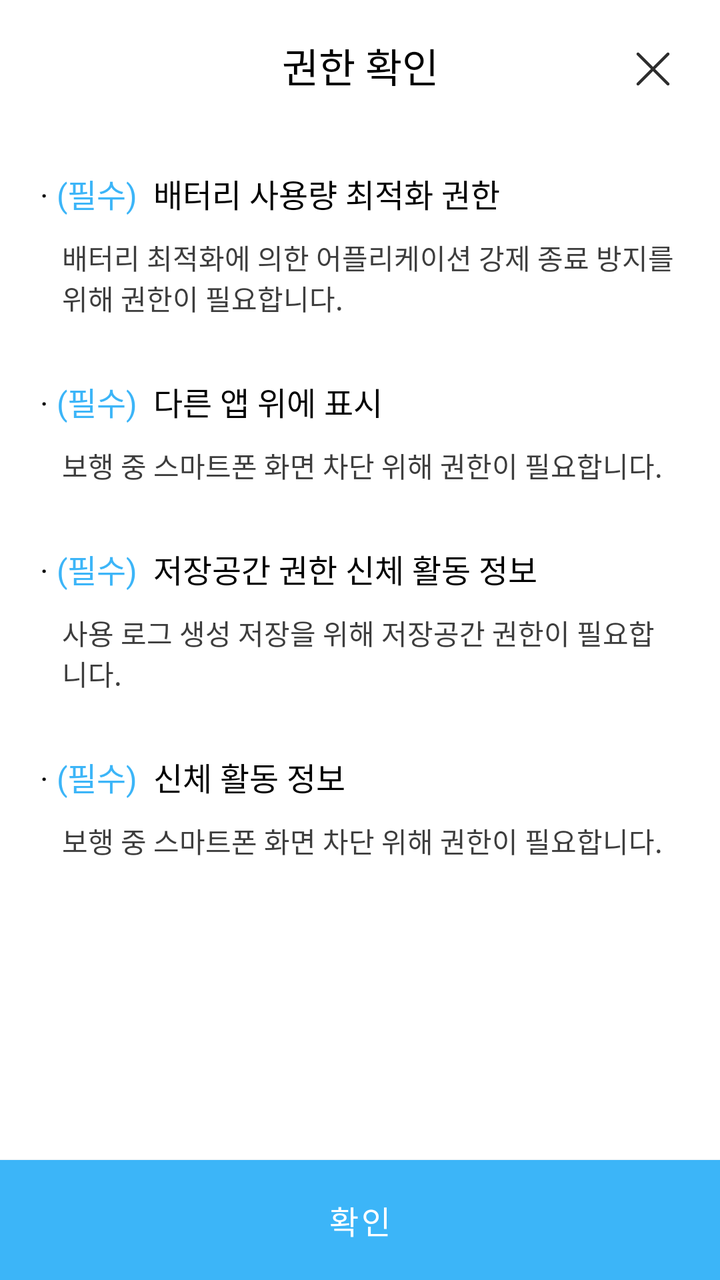
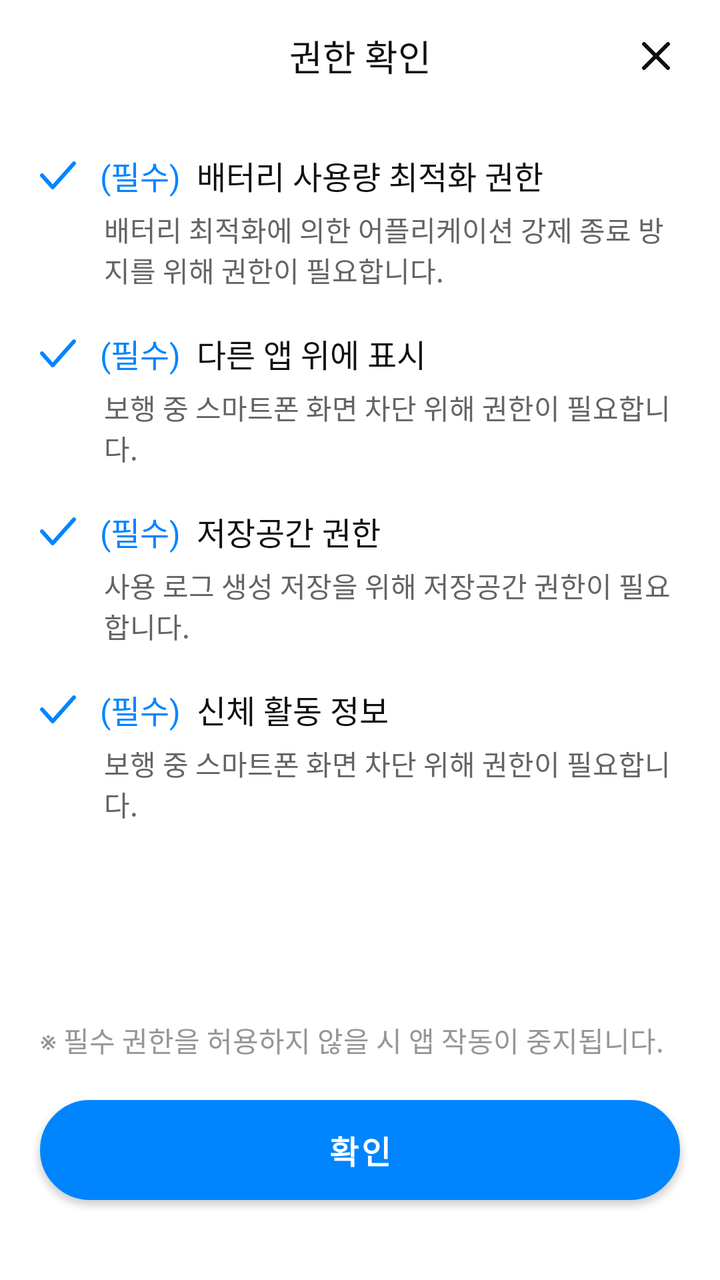

Before-and-after screenshots of an Android layout around one commit, followed by the original layout XML and the change that was made.
<!-- AndroidManifest.xml: application theme Theme.SmombieApp -->
<!-- res/layout/activity_permission.xml -->
<?xml version="1.0" encoding="utf-8"?>
<androidx.constraintlayout.widget.ConstraintLayout xmlns:android="http://schemas.android.com/apk/res/android"
    xmlns:app="http://schemas.android.com/apk/res-auto"
    android:layout_width="match_parent"
    android:layout_height="match_parent">

    <TextView
        android:id="@+id/permission_tv_title"
        style="@style/Font_20_000000"
        android:layout_width="match_parent"
        android:layout_height="@dimen/dimen_65dp"
        android:gravity="center"
        android:text="@string/permission_title"
        app:layout_constraintTop_toTopOf="parent" />

    <ImageView
        android:id="@+id/permission_btn_close"
        android:layout_width="wrap_content"
        android:layout_height="wrap_content"
        android:layout_marginTop="@dimen/dimen_16dp"
        android:layout_marginEnd="@dimen/dimen_16dp"
        android:src="@drawable/btn_top_close_black"
        app:layout_constraintEnd_toEndOf="parent"
        app:layout_constraintTop_toTopOf="parent" />


    <LinearLayout
        android:layout_width="match_parent"
        android:layout_height="0dp"
        android:orientation="vertical"
        android:padding="@dimen/dimen_20dp"
        app:layout_constraintBottom_toTopOf="@id/permission_btn_confirm"
        app:layout_constraintTop_toBottomOf="@id/permission_tv_title">

        <TextView
            style="@style/Font_16_000000"
            android:layout_width="wrap_content"
            android:layout_height="wrap_content"
            android:text="@string/permission_msg1" />

        <TextView
            style="@style/Font_14_3D3D3D"
            android:layout_width="wrap_content"
            android:layout_height="wrap_content"
            android:layout_marginStart="@dimen/dimen_11dp"
            android:layout_marginTop="@dimen/dimen_10dp"
            android:layout_marginBottom="@dimen/dimen_30dp"
            android:text="@string/permission_msg1_1" />

        <TextView
            style="@style/Font_16_000000"
            android:layout_width="wrap_content"
            android:layout_height="wrap_content"
            android:text="@string/permission_msg2" />

        <TextView
            style="@style/Font_14_3D3D3D"
            android:layout_width="wrap_content"
            android:layout_height="wrap_content"
            android:layout_marginStart="@dimen/dimen_11dp"
            android:layout_marginTop="@dimen/dimen_10dp"
            android:layout_marginBottom="@dimen/dimen_30dp"
            android:text="@string/permission_msg2_1" />

        <TextView
            style="@style/Font_16_000000"
            android:layout_width="wrap_content"
            android:layout_height="wrap_content"
            android:text="@string/permission_msg3" />

        <TextView
            style="@style/Font_14_3D3D3D"
            android:layout_width="wrap_content"
            android:layout_height="wrap_content"
            android:layout_marginStart="@dimen/dimen_11dp"
            android:layout_marginTop="@dimen/dimen_10dp"
            android:layout_marginBottom="@dimen/dimen_30dp"
            android:text="@string/permission_msg3_1" />

        <TextView
           android:id="@+id/msg4"
            style="@style/Font_16_000000"
            android:layout_width="wrap_content"
            android:layout_height="wrap_content"
            android:text="@string/permission_msg4" />

        <TextView
            android:id="@+id/msg41"
            style="@style/Font_14_3D3D3D"
            android:layout_width="wrap_content"
            android:layout_height="wrap_content"
            android:layout_marginStart="@dimen/dimen_11dp"
            android:layout_marginTop="@dimen/dimen_10dp"
            android:layout_marginBottom="@dimen/dimen_30dp"
            android:text="@string/permission_msg4_1" />

    </LinearLayout>

    <Button
        android:id="@+id/permission_btn_confirm"
        style="@style/Font_16_FFFFFF"
        android:layout_width="match_parent"
        android:layout_height="@dimen/dimen_60dp"
        android:background="@color/color_primary"
        android:foreground="?attr/selectableItemBackground"
        android:text="@string/btn_confirm"
        app:layout_constraintBottom_toBottomOf="parent" />

</androidx.constraintlayout.widget.ConstraintLayout>
<!-- resources referenced by this layout -->
<resources>
  <color name="color_primary">#3CB5F8</color>
  <dimen name="dimen_10dp">10dp</dimen>
  <dimen name="dimen_11dp">11dp</dimen>
  <dimen name="dimen_16dp">16dp</dimen>
  <dimen name="dimen_20dp">20dp</dimen>
  <dimen name="dimen_30dp">30dp</dimen>
  <dimen name="dimen_60dp">60dp</dimen>
  <dimen name="dimen_65dp">65dp</dimen>
  <!-- drawable btn_top_close_black: png bitmap (drawable-xxhdpi, 1012 bytes) -->
  <string name="btn_confirm">확인</string>
  <string name="permission_msg1">·  <font color="#3CB5F8">(필수) </font> 배터리 사용량 최적화 권한 </string>
  <string name="permission_msg2">·  <font color="#3CB5F8">(필수) </font> 다른 앱 위에 표시 </string>
  <string name="permission_msg3">·  <font color="#3CB5F8">(필수) </font> 저장공간 권한 신체 활동 정보 </string>
  <string name="permission_msg4">·  <font color="#3CB5F8">(필수) </font> 신체 활동 정보 </string>
  <style name="Font_14_3D3D3D">
          <item name="android:textColor">@color/color_3D3D3D</item>
          <item name="android:textSize">@dimen/dimen_14dp</item>
          <item name="android:includeFontPadding">false</item>
      </style>
  <style name="Font_16_000000">
          <item name="android:textColor">@color/color_000000</item>
          <item name="android:textSize">@dimen/dimen_16dp</item>
          <item name="android:includeFontPadding">false</item>
      </style>
  <style name="Font_16_FFFFFF">
          <item name="android:textColor">@color/color_FFFFFF</item>
          <item name="android:textSize">@dimen/dimen_16dp</item>
          <item name="android:includeFontPadding">false</item>
      </style>
  <style name="Font_20_000000">
          <item name="android:textColor">@color/color_000000</item>
          <item name="android:textSize">@dimen/dimen_20dp</item>
          <item name="android:includeFontPadding">false</item>
      </style>
  <style name="Theme.SmombieApp" parent="Theme.MaterialComponents.Light.NoActionBar">
          
          <item name="colorPrimary">@color/color_primary</item>
          <item name="colorPrimaryVariant">@color/purple_700</item>
          <item name="colorOnPrimary">@color/white</item>
          
          <item name="colorSecondary">@color/teal_200</item>
          <item name="colorSecondaryVariant">@color/teal_700</item>
          <item name="colorOnSecondary">@color/black</item>
          
          <item name="android:statusBarColor" tools:targetApi="l">@color/color_FFFFFF</item>
          <item name="android:windowLightStatusBar">true</item>
          
  
          
          <item name="android:windowBackground">@color/white</item>
      </style>
  <color name="color_3D3D3D">#3D3D3D</color>
  <dimen name="dimen_14dp">14dp</dimen>
  <color name="color_000000">#000000</color>
  <color name="color_FFFFFF">#FFFFFF</color>
  <color name="white">#FFFFFFFF</color>
  <color name="teal_200">#3CB5F8</color>
  <color name="black">#FF000000</color>
  <!-- unchanged entries left out for length: 7 -->
</resources>

<!-- the commit's change to res/layout/activity_permission.xml (unified diff, before → after) -->
@@ -6,9 +6,9 @@
 
     <TextView
         android:id="@+id/permission_tv_title"
-        style="@style/Font_20_000000"
+        style="@style/Font_18_primaryBlack"
         android:layout_width="match_parent"
-        android:layout_height="@dimen/dimen_65dp"
+        android:layout_height="@dimen/dimen_56dp"
         android:gravity="center"
         android:text="@string/permission_title"
         app:layout_constraintTop_toTopOf="parent" />
@@ -17,11 +17,11 @@
         android:id="@+id/permission_btn_close"
         android:layout_width="wrap_content"
         android:layout_height="wrap_content"
-        android:layout_marginTop="@dimen/dimen_16dp"
-        android:layout_marginEnd="@dimen/dimen_16dp"
-        android:src="@drawable/btn_top_close_black"
+        android:layout_marginEnd="@dimen/dimen_20dp"
+        android:src="@drawable/btn_close"
+        app:layout_constraintBottom_toBottomOf="@id/permission_tv_title"
         app:layout_constraintEnd_toEndOf="parent"
-        app:layout_constraintTop_toTopOf="parent" />
+        app:layout_constraintTop_toTopOf="@id/permission_tv_title" />
 
 
     <LinearLayout
@@ -32,77 +32,98 @@
         app:layout_constraintBottom_toTopOf="@id/permission_btn_confirm"
         app:layout_constraintTop_toBottomOf="@id/permission_tv_title">
 
+
         <TextView
-            style="@style/Font_16_000000"
+            style="@style/Font_16_primaryBlack"
             android:layout_width="wrap_content"
             android:layout_height="wrap_content"
+            android:drawableLeft="@drawable/icon_check"
+            android:drawablePadding="@dimen/dimen_12dp"
             android:text="@string/permission_msg1" />
 
         <TextView
-            style="@style/Font_14_3D3D3D"
+            style="@style/Font_14_mediumDark"
             android:layout_width="wrap_content"
             android:layout_height="wrap_content"
-            android:layout_marginStart="@dimen/dimen_11dp"
-            android:layout_marginTop="@dimen/dimen_10dp"
-            android:layout_marginBottom="@dimen/dimen_30dp"
+            android:layout_marginStart="@dimen/dimen_32dp"
+            android:layout_marginTop="@dimen/dimen_05dp"
+            android:layout_marginBottom="@dimen/dimen_20dp"
             android:text="@string/permission_msg1_1" />
 
         <TextView
-            style="@style/Font_16_000000"
+            style="@style/Font_16_primaryBlack"
             android:layout_width="wrap_content"
             android:layout_height="wrap_content"
+            android:drawableLeft="@drawable/icon_check"
+            android:drawablePadding="@dimen/dimen_12dp"
             android:text="@string/permission_msg2" />
 
         <TextView
-            style="@style/Font_14_3D3D3D"
+            style="@style/Font_14_mediumDark"
             android:layout_width="wrap_content"
             android:layout_height="wrap_content"
-            android:layout_marginStart="@dimen/dimen_11dp"
-            android:layout_marginTop="@dimen/dimen_10dp"
-            android:layout_marginBottom="@dimen/dimen_30dp"
+            android:layout_marginStart="@dimen/dimen_32dp"
+            android:layout_marginTop="@dimen/dimen_05dp"
+            android:layout_marginBottom="@dimen/dimen_20dp"
             android:text="@string/permission_msg2_1" />
 
         <TextView
-            style="@style/Font_16_000000"
+            style="@style/Font_16_primaryBlack"
             android:layout_width="wrap_content"
             android:layout_height="wrap_content"
+            android:drawableLeft="@drawable/icon_check"
+            android:drawablePadding="@dimen/dimen_12dp"
             android:text="@string/permission_msg3" />
 
         <TextView
-            style="@style/Font_14_3D3D3D"
+            style="@style/Font_14_mediumDark"
             android:layout_width="wrap_content"
             android:layout_height="wrap_content"
-            android:layout_marginStart="@dimen/dimen_11dp"
-            android:layout_marginTop="@dimen/dimen_10dp"
-            android:layout_marginBottom="@dimen/dimen_30dp"
+            android:layout_marginStart="@dimen/dimen_32dp"
+            android:layout_marginTop="@dimen/dimen_05dp"
+            android:layout_marginBottom="@dimen/dimen_20dp"
             android:text="@string/permission_msg3_1" />
 
         <TextView
-           android:id="@+id/msg4"
-            style="@style/Font_16_000000"
+            android:id="@+id/msg4"
+            style="@style/Font_16_primaryBlack"
             android:layout_width="wrap_content"
             android:layout_height="wrap_content"
+            android:drawableLeft="@drawable/icon_check"
+            android:drawablePadding="@dimen/dimen_12dp"
             android:text="@string/permission_msg4" />
 
         <TextView
             android:id="@+id/msg41"
-            style="@style/Font_14_3D3D3D"
+            style="@style/Font_14_mediumDark"
             android:layout_width="wrap_content"
             android:layout_height="wrap_content"
-            android:layout_marginStart="@dimen/dimen_11dp"
-            android:layout_marginTop="@dimen/dimen_10dp"
-            android:layout_marginBottom="@dimen/dimen_30dp"
+            android:layout_marginStart="@dimen/dimen_32dp"
+            android:layout_marginTop="@dimen/dimen_05dp"
+            android:layout_marginBottom="@dimen/dimen_20dp"
             android:text="@string/permission_msg4_1" />
+
+        <FrameLayout
+            android:layout_width="wrap_content"
+            android:layout_height="0dp"
+            android:layout_weight="1"/>
+        
+        <TextView
+            android:layout_width="wrap_content"
+            android:layout_height="wrap_content"
+            style="@style/Font_14_medium"
+            android:text="@string/permission_notic"/>
 
     </LinearLayout>
 
-    <Button
+    <com.google.android.material.button.MaterialButton
         android:id="@+id/permission_btn_confirm"
-        style="@style/Font_16_FFFFFF"
+        style="@style/btn_r50_primary_blue"
         android:layout_width="match_parent"
-        android:layout_height="@dimen/dimen_60dp"
-        android:background="@color/color_primary"
-        android:foreground="?attr/selectableItemBackground"
+        android:layout_height="@dimen/dimen_50dp"
+        android:layout_marginHorizontal="@dimen/dimen_20dp"
+        android:layout_marginBottom="@dimen/dimen_40dp"
+        android:background="@drawable/rectangle_r50_fill_primary_blue"
         android:text="@string/btn_confirm"
         app:layout_constraintBottom_toBottomOf="parent" />
 
<!-- resource entries referenced after the edit -->
@@ -1,42 +1,64 @@
 <!-- resources referenced by this layout -->
 <resources>
-  <color name="color_primary">#3CB5F8</color>
-  <dimen name="dimen_10dp">10dp</dimen>
-  <dimen name="dimen_11dp">11dp</dimen>
+  <dimen name="dimen_05dp">5dp</dimen>
+  <dimen name="dimen_12dp">12dp</dimen>
   <dimen name="dimen_16dp">16dp</dimen>
+  <dimen name="dimen_18dp">18dp</dimen>
+  <color name="color_primary_white">#FFFFFF</color>
   <dimen name="dimen_20dp">20dp</dimen>
-  <dimen name="dimen_30dp">30dp</dimen>
-  <dimen name="dimen_60dp">60dp</dimen>
-  <dimen name="dimen_65dp">65dp</dimen>
-  <!-- drawable btn_top_close_black: png bitmap (drawable-xxhdpi, 1012 bytes) -->
+  <dimen name="dimen_32dp">32dp</dimen>
+  <dimen name="dimen_40dp">40dp</dimen>
+  <dimen name="dimen_50dp">50dp</dimen>
+  <dimen name="dimen_56dp">56dp</dimen>
+  <!-- drawable btn_close: png bitmap (drawable-hdpi, 273 bytes) -->
+  <!-- drawable icon_check: png bitmap (drawable-xxhdpi, 726 bytes) -->
+  <!-- drawable rectangle_r50_fill_primary_blue (drawable) -->
+  <?xml version="1.0" encoding="utf-8"?>
+  <shape xmlns:android="http://schemas.android.com/apk/res/android"
+      android:shape="rectangle">
+      <stroke
+          android:width="@dimen/dimen_01dp"
+          android:color="@color/color_primary_blue" />
+      <corners android:radius="@dimen/dimen_50dp" />
+      <solid android:color="@color/color_primary_blue" />
+  
+  </shape>
   <string name="btn_confirm">확인</string>
-  <string name="permission_msg1">·  <font color="#3CB5F8">(필수) </font> 배터리 사용량 최적화 권한 </string>
-  <string name="permission_msg2">·  <font color="#3CB5F8">(필수) </font> 다른 앱 위에 표시 </string>
-  <string name="permission_msg3">·  <font color="#3CB5F8">(필수) </font> 저장공간 권한 신체 활동 정보 </string>
-  <string name="permission_msg4">·  <font color="#3CB5F8">(필수) </font> 신체 활동 정보 </string>
-  <style name="Font_14_3D3D3D">
-          <item name="android:textColor">@color/color_3D3D3D</item>
+  <string name="permission_msg1"><font color="#0085FF">(필수) </font> 배터리 사용량 최적화 권한 </string>
+  <string name="permission_msg2"><font color="#0085FF">(필수) </font> 다른 앱 위에 표시 </string>
+  <string name="permission_msg3"><font color="#0085FF">(필수) </font> 저장공간 권한</string>
+  <string name="permission_msg4"><font color="#0085FF">(필수) </font> 신체 활동 정보 </string>
+  <string name="permission_notic">※ 필수 권한을 허용하지 않을 시 앱 작동이 중지됩니다.</string>
+  <style name="Font_14_medium">
+          <item name="android:textColor">@color/color_medium</item>
           <item name="android:textSize">@dimen/dimen_14dp</item>
           <item name="android:includeFontPadding">false</item>
       </style>
-  <style name="Font_16_000000">
-          <item name="android:textColor">@color/color_000000</item>
+  <style name="Font_14_mediumDark">
+          <item name="android:textColor">@color/color_medium_dark</item>
+          <item name="android:textSize">@dimen/dimen_14dp</item>
+          <item name="android:includeFontPadding">false</item>
+      </style>
+  <style name="Font_16_primaryBlack">
+          <item name="android:textColor">@color/color_primary_black</item>
           <item name="android:textSize">@dimen/dimen_16dp</item>
           <item name="android:includeFontPadding">false</item>
       </style>
-  <style name="Font_16_FFFFFF">
-          <item name="android:textColor">@color/color_FFFFFF</item>
-          <item name="android:textSize">@dimen/dimen_16dp</item>
+  <style name="Font_18_primaryBlack">
+          <item name="android:textColor">@color/color_primary_black</item>
+          <item name="android:textSize">@dimen/dimen_18dp</item>
           <item name="android:includeFontPadding">false</item>
       </style>
-  <style name="Font_20_000000">
-          <item name="android:textColor">@color/color_000000</item>
-          <item name="android:textSize">@dimen/dimen_20dp</item>
+  <style name="btn_r50_primary_blue" parent="TextAppearance.MaterialComponents.Button">
+          <item name="android:textColor">@color/color_primary_white</item>
+          <item name="android:textSize">@dimen/dimen_16dp</item>
+          <item name="android:textStyle">bold</item>
+          <item name="background">@drawable/rectangle_r50_fill_primary_blue</item>
           <item name="android:includeFontPadding">false</item>
       </style>
   <style name="Theme.SmombieApp" parent="Theme.MaterialComponents.Light.NoActionBar">
           
-          <item name="colorPrimary">@color/color_primary</item>
+          <item name="colorPrimary">@color/color_primary_blue</item>
           <item name="colorPrimaryVariant">@color/purple_700</item>
           <item name="colorOnPrimary">@color/white</item>
           
@@ -44,17 +66,19 @@
           <item name="colorSecondaryVariant">@color/teal_700</item>
           <item name="colorOnSecondary">@color/black</item>
           
-          <item name="android:statusBarColor" tools:targetApi="l">@color/color_FFFFFF</item>
+          <item name="android:statusBarColor" tools:targetApi="l">@color/color_primary_white</item>
           <item name="android:windowLightStatusBar">true</item>
           
   
           
           <item name="android:windowBackground">@color/white</item>
       </style>
-  <color name="color_3D3D3D">#3D3D3D</color>
+  <dimen name="dimen_01dp">1dp</dimen>
+  <color name="color_primary_blue">#0085FF</color>
+  <color name="color_medium">#969696</color>
   <dimen name="dimen_14dp">14dp</dimen>
-  <color name="color_000000">#000000</color>
-  <color name="color_FFFFFF">#FFFFFF</color>
+  <color name="color_medium_dark">#646464</color>
+  <color name="color_primary_black">#101010</color>
   <color name="white">#FFFFFFFF</color>
   <color name="teal_200">#3CB5F8</color>
   <color name="black">#FF000000</color>
